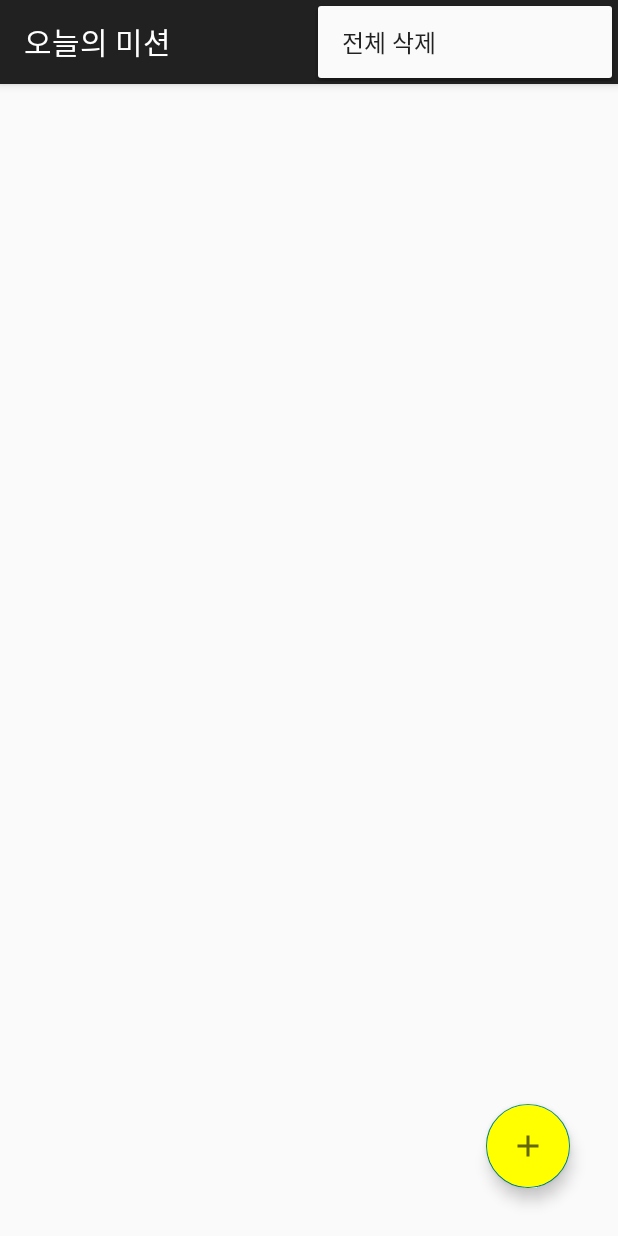
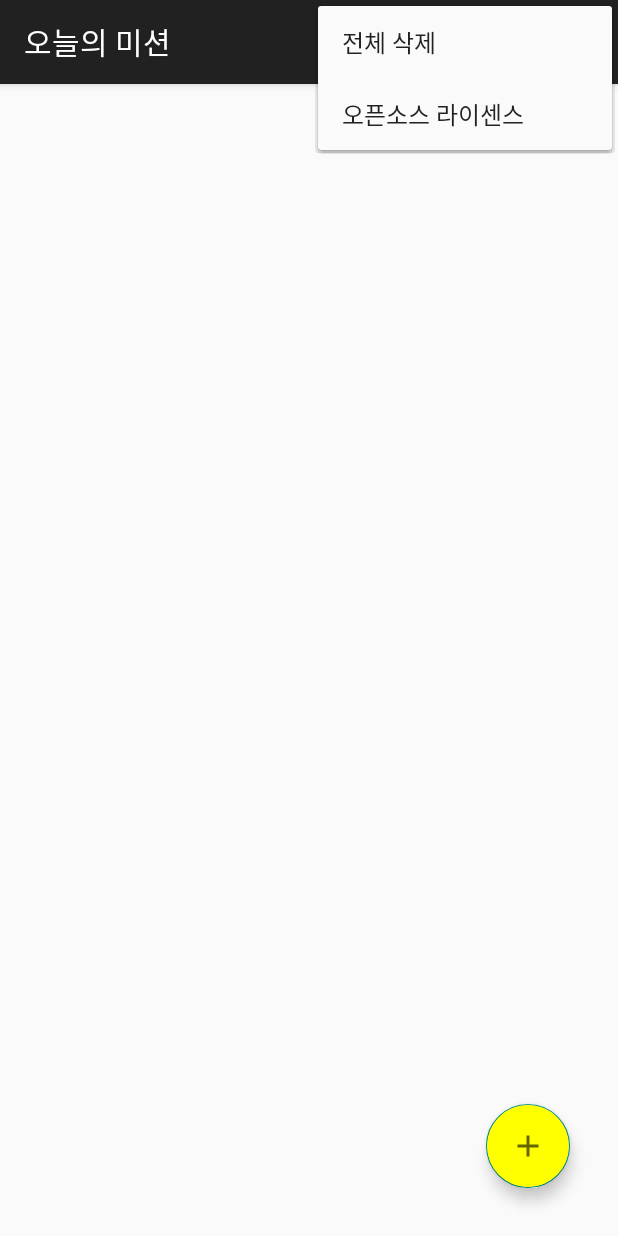
Before and after one commit to habilithm97/DailyMission, an Android app: the screen it shows after launch (MainActivity), with the options menu open, on a phone screen of 412 x 824 dp. Run offline under Robolectric (Android 15) with nearby library versions, the phone set to English and light mode, and no system bars; our stand-ins replace Room's generated code, data binding; libraries missing offline, so code that uses them is left out: com.google.android.gms.

Commit message:
오픈소스 라이센스 고지

```diff
--- a/app/build.gradle
+++ b/app/build.gradle
@@ -1,5 +1,6 @@
 plugins {
     id 'com.android.application'
+    id 'com.google.android.gms.oss-licenses-plugin'
 }
 
 android {
@@ -48,4 +49,6 @@ dependencies {
 
     implementation "androidx.room:room-runtime:$room_version"
     annotationProcessor "androidx.room:room-compiler:$room_version"
+
+    implementation 'com.google.android.gms:play-services-oss-licenses:17.0.0'
 }
--- a/app/src/main/java/com/example/simpletodolist/MainActivity.java
+++ b/app/src/main/java/com/example/simpletodolist/MainActivity.java
@@ -20,6 +20,7 @@ import android.view.MenuItem;
 import android.view.View;
 
 import com.example.simpletodolist.databinding.ActivityMainBinding;
+import com.google.android.gms.oss.licenses.OssLicensesMenuActivity;
 
 import java.util.List;
 
@@ -131,6 +132,9 @@ public class MainActivity extends AppCompatActivity {
         switch (item.getItemId()) {
             case R.id.deleteAll:
                 showDeleteAllDialog();
+
+            case R.id.ossLicenses:
+                startActivity(new Intent(getApplicationContext(), OssLicensesMenuActivity.class));
         }
         return super.onOptionsItemSelected(item);
     }
--- a/app/src/main/res/menu/main_menu.xml
+++ b/app/src/main/res/menu/main_menu.xml
@@ -7,4 +7,9 @@
         android:title="전체 삭제"
         app:showAsAction="never" />
 
+    <item
+        android:id="@+id/ossLicenses"
+        android:title="오픈소스 라이센스"
+        app:showAsAction="never" />
+
 </menu>
--- a/build.gradle
+++ b/build.gradle
@@ -6,6 +6,7 @@ buildscript {
     }
     dependencies {
         classpath "com.android.tools.build:gradle:4.1.3"
+        classpath "com.google.android.gms:oss-licenses-plugin:0.10.4"
 
         // NOTE: Do not place your application dependencies here; they belong
         // in the individual module build.gradle files
```
